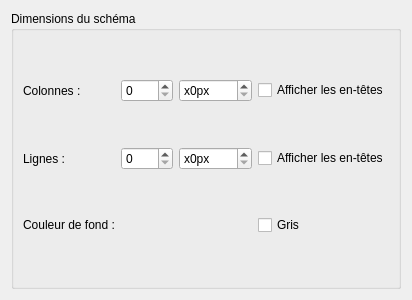
Qt form sources/ui/borderpropertieswidget.ui (qelectrotech/qelectrotech-source-mirror) before a commit.
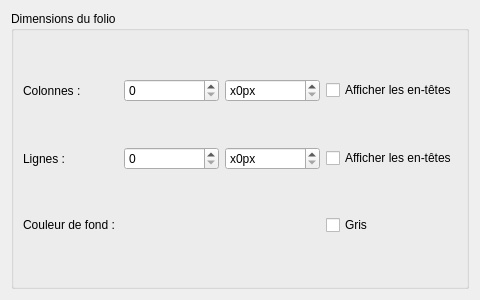
The same form after that commit.

Commit message: Made a more distinctive use of french words "projet", "schéma" and "folio" in the GUI

Diff of the .ui file:
```diff
--- a/sources/ui/borderpropertieswidget.ui
+++ b/sources/ui/borderpropertieswidget.ui
@@ -6,7 +6,7 @@
    <rect>
     <x>0</x>
     <y>0</y>
-    <width>412</width>
+    <width>480</width>
     <height>300</height>
    </rect>
   </property>
@@ -17,7 +17,7 @@
    <item>
     <widget class="QGroupBox" name="border_gb">
      <property name="title">
-      <string>Dimensions du schéma</string>
+      <string>Dimensions du folio</string>
      </property>
      <layout class="QGridLayout" name="gridLayout">
       <item row="1" column="2">
```
The commit also changes 19 other files.
